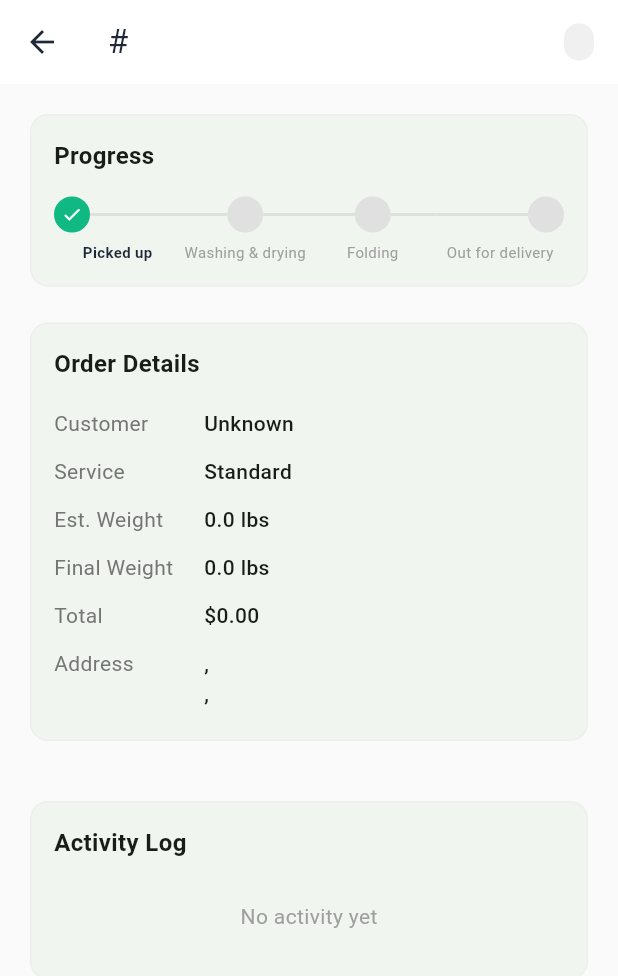
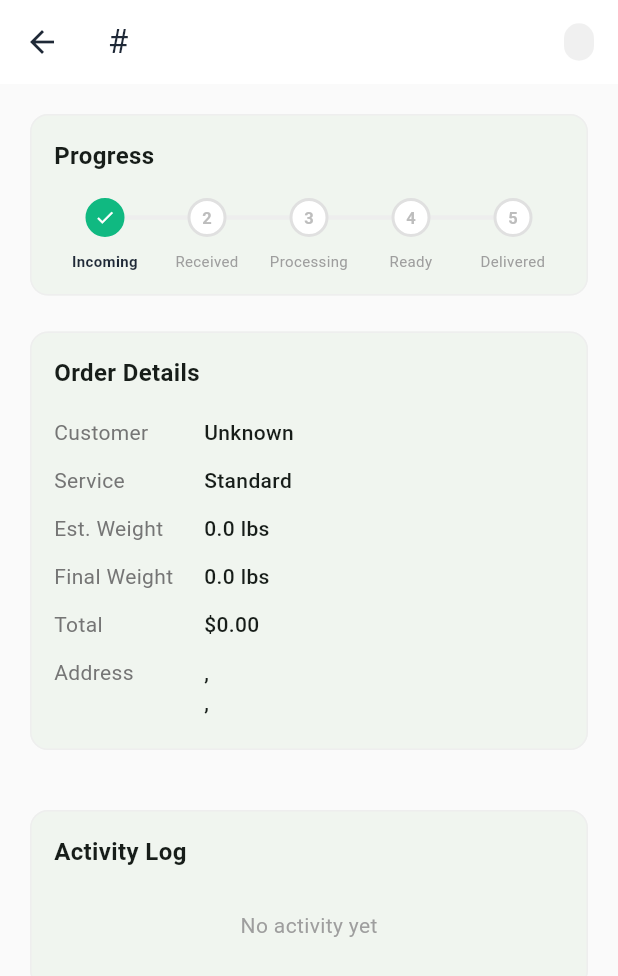
Before and after one commit to rokipet/lundray-partner-app, a Flutter app: the OrderDetailScreen screen opened directly with empty values, on a phone screen of 412 x 824 dp. Shown: the top 976 px of the screen. Run offline on Flutter 3.47's test engine with Material 3 defaults, Android fonts, the phone set to English and light mode, and no system bars; our stand-ins replace flutter_riverpod, go_router, image_picker, supabase_flutter; missing offline and left inert: mobile_scanner, realtime_client; accounts and stored records are empty.

Commit message:
Fix overflow, realtime orders, and partner earnings calculation
- Fix pixel overflow on summary cards, home grid, and earnings grid
- Replace .stream() with postgres_changes realtime subscription
- Add periodic poll as safety net for order updates
- Use partner rate_per_lb for earning calculation instead of customer rates
- Fix order detail progress bar and status badge labels

Co-Authored-By: Claude Opus 4.6 <noreply@anthropic.com>

```diff
--- a/lib/screens/earnings_screen.dart
+++ b/lib/screens/earnings_screen.dart
@@ -47,8 +47,8 @@ class EarningsScreen extends ConsumerWidget {
                       shrinkWrap: true,
                       physics: const NeverScrollableScrollPhysics(),
                       mainAxisSpacing: 12,
-                      crossAxisSpacing: 12,
-                      childAspectRatio: 0.9,
+                      crossAxisSpacing: 8,
+                      childAspectRatio: 0.85,
                       children: [
                         SummaryCard(
                           title: 'Total',
--- a/lib/screens/home_screen.dart
+++ b/lib/screens/home_screen.dart
@@ -62,12 +62,12 @@ class HomeScreen extends ConsumerWidget {
                       physics: const NeverScrollableScrollPhysics(),
                       mainAxisSpacing: 12,
                       crossAxisSpacing: 12,
-                      childAspectRatio: 1.4,
+                      childAspectRatio: 1.3,
                       children: [
                         SummaryCard(
                           title: 'Incoming',
                           value: ordersState
-                              .countByStatus(['picked_up']).toString(),
+                              .countByStatus(['created', 'confirmed', 'pickup_scheduled', 'picked_up']).toString(),
                           color: Colors.blue,
                           icon: Icons.local_shipping,
                         ),
@@ -99,7 +99,7 @@ class HomeScreen extends ConsumerWidget {
                     _buildOrderSection(
                       context,
                       'Incoming Orders',
-                      ordersState.byStatus(['picked_up']),
+                      ordersState.byStatus(['created', 'confirmed', 'pickup_scheduled', 'picked_up']),
                     ),
                     _buildOrderSection(
                       context,
--- a/lib/screens/order_detail_screen.dart
+++ b/lib/screens/order_detail_screen.dart
@@ -103,18 +103,21 @@ class _OrderDetailScreenState extends ConsumerState<OrderDetailScreen> {
 
   int _stepIndex(String? status) {
     switch (status) {
+      case 'created':
+      case 'confirmed':
       case 'pickup_scheduled':
       case 'picked_up':
-        return 0;
+        return 0; // Incoming
       case 'at_partner':
+        return 1; // Received
       case 'weighed':
-        return 1;
       case 'in_process':
+        return 2; // Processing
       case 'ready':
-        return 2;
+        return 3; // Ready
       case 'out_for_delivery':
       case 'delivered':
-        return 3;
+        return 4; // Delivered
       default:
         return 0;
     }
@@ -328,77 +331,114 @@ class _OrderDetailScreenState extends ConsumerState<OrderDetailScreen> {
   }
 
   Widget _buildProgressTracker(int currentStep) {
-    final steps = [
-      'Picked up',
-      'Washing & drying',
-      'Folding',
-      'Out for delivery',
-    ];
+    final steps = ['Incoming', 'Received', 'Processing', 'Ready', 'Delivered'];
+    final stepCount = steps.length;
 
-    return Row(
-      children: List.generate(steps.length, (index) {
+    return LayoutBuilder(
+      builder: (context, constraints) {
+        final totalWidth = constraints.maxWidth;
+        final stepWidth = totalWidth / stepCount;
+
+        return Column(
+          children: [
+            SizedBox(
+              height: 28,
+              child: Stack(
+                alignment: Alignment.center,
+                children: [
+                  // Background line
+                  Positioned(
+                    left: stepWidth / 2,
+                    right: stepWidth / 2,
+                    child: Container(
+                      height: 3,
+                      decoration: BoxDecoration(
+                        color: Colors.grey.shade200,
+                        borderRadius: BorderRadius.circular(2),
+                      ),
+                    ),
+                  ),
+                  // Progress line
+                  if (currentStep > 0)
+                    Positioned(
+                      left: stepWidth / 2,
+                      width: stepWidth * currentStep,
+                      child: Container(
+                        height: 3,
+                        decoration: BoxDecoration(
+                          color: const Color(0xFF10B981),
+                          borderRadius: BorderRadius.circular(2),
+                        ),
+                      ),
+                    ),
+                  // Circles
+                  Row(
+                    mainAxisAlignment: MainAxisAlignment.spaceAround,
+                    children: List.generate(stepCount, (index) {
                       final isCompleted = index <= currentStep;
                       final isActive = index == currentStep;
-        return Expanded(
-          child: Column(
-            children: [
-              Row(
-                children: [
-                  if (index > 0)
-                    Expanded(
-                      child: Container(
-                        height: 2,
-                        color: index <= currentStep
-                            ? const Color(0xFF10B981)
-                            : Colors.grey.shade300,
-                      ),
-                    ),
-                  Container(
-                    width: 24,
-                    height: 24,
+                      return Container(
+                        width: 26,
+                        height: 26,
                         decoration: BoxDecoration(
                           color: isCompleted
                               ? const Color(0xFF10B981)
+                              : Colors.white,
+                          shape: BoxShape.circle,
+                          border: Border.all(
+                            color: isCompleted
+                                ? const Color(0xFF10B981)
                                 : Colors.grey.shade300,
-                      shape: BoxShape.circle,
-                      border: isActive
-                          ? Border.all(
-                              color: const Color(0xFF10B981), width: 3)
-                          : null,
+                            width: isActive ? 3 : 2,
                           ),
+                        ),
+                        child: Center(
                           child: isCompleted
                               ? const Icon(Icons.check,
                                   color: Colors.white, size: 14)
-                        : null,
+                              : Text(
+                                  '${index + 1}',
+                                  style: TextStyle(
+                                    fontSize: 11,
+                                    color: Colors.grey.shade400,
+                                    fontWeight: FontWeight.w600,
                                   ),
-                  if (index < steps.length - 1)
-                    Expanded(
-                      child: Container(
-                        height: 2,
-                        color: index < currentStep
-                            ? const Color(0xFF10B981)
-                            : Colors.grey.shade300,
                                 ),
+                        ),
+                      );
+                    }),
                   ),
                 ],
               ),
-              const SizedBox(height: 6),
-              Text(
+            ),
+            const SizedBox(height: 8),
+            Row(
+              mainAxisAlignment: MainAxisAlignment.spaceAround,
+              children: List.generate(stepCount, (index) {
+                final isCompleted = index <= currentStep;
+                final isActive = index == currentStep;
+                return SizedBox(
+                  width: stepWidth,
+                  child: Text(
                     steps[index],
                     style: TextStyle(
                       fontSize: 10,
                       color: isCompleted
                           ? const Color(0xFF1F2937)
                           : Colors.grey.shade500,
-                  fontWeight: isActive ? FontWeight.w600 : FontWeight.normal,
+                      fontWeight:
+                          isActive ? FontWeight.w600 : FontWeight.normal,
                     ),
                     textAlign: TextAlign.center,
-                maxLines: 2,
-              ),
-            ],
+                    maxLines: 1,
+                    overflow: TextOverflow.ellipsis,
                   ),
                 );
               }),
+            ),
+          ],
+        );
+      },
     );
   }
 
--- a/lib/widgets/status_badge.dart
+++ b/lib/widgets/status_badge.dart
@@ -27,10 +27,14 @@ class StatusBadge extends StatelessWidget {
 
   static _BadgeConfig _getConfig(String status) {
     switch (status) {
+      case 'created':
+        return _BadgeConfig('New', Colors.grey);
+      case 'confirmed':
+        return _BadgeConfig('Confirmed', Colors.orange.shade300);
       case 'pickup_scheduled':
-        return _BadgeConfig('Pickup Scheduled', Colors.orange);
+        return _BadgeConfig('Scheduled', Colors.orange);
       case 'picked_up':
-        return _BadgeConfig('Picked Up', Colors.blue);
+        return _BadgeConfig('En Route', Colors.blue);
       case 'at_partner':
         return _BadgeConfig('At Partner', Colors.amber.shade700);
       case 'weighed':
--- a/pubspec.yaml
+++ b/pubspec.yaml
@@ -35,6 +35,7 @@ dependencies:
   # Use with the CupertinoIcons class for iOS style icons.
   cupertino_icons: ^1.0.8
   supabase_flutter: ^2.8.0
+  realtime_client: ^2.4.0
   go_router: ^14.0.0
   flutter_riverpod: ^2.6.0
   image_picker: ^1.1.0
```
Also changed, not shown: lib/providers/orders_provider.dart (+29 -19 lines), lib/screens/process_wizard_screen.dart (+30 -38 lines), lib/widgets/summary_card.dart (+19 -11 lines), pubspec.lock. Lines whose indentation alone changed are shown as unchanged.
